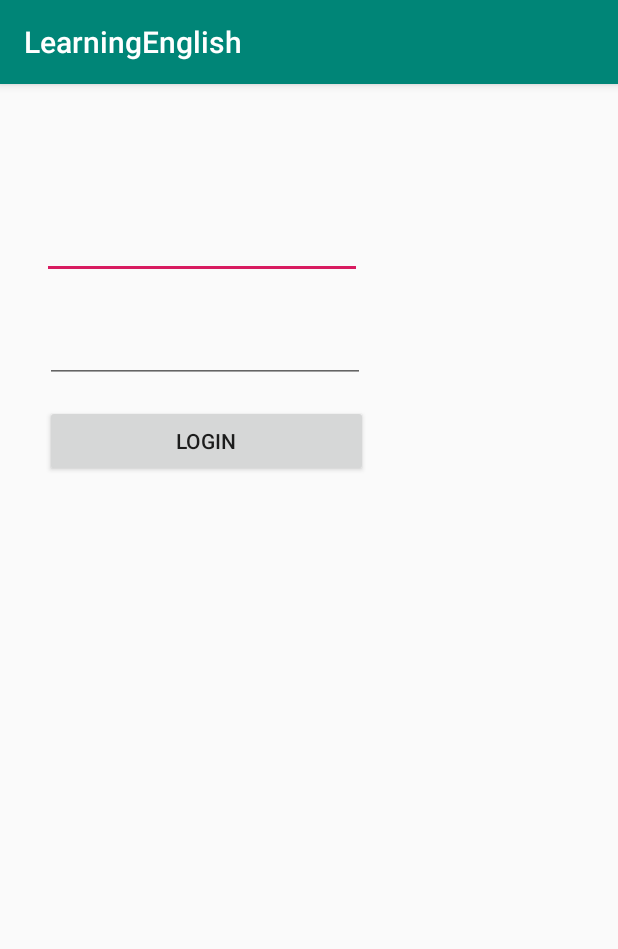
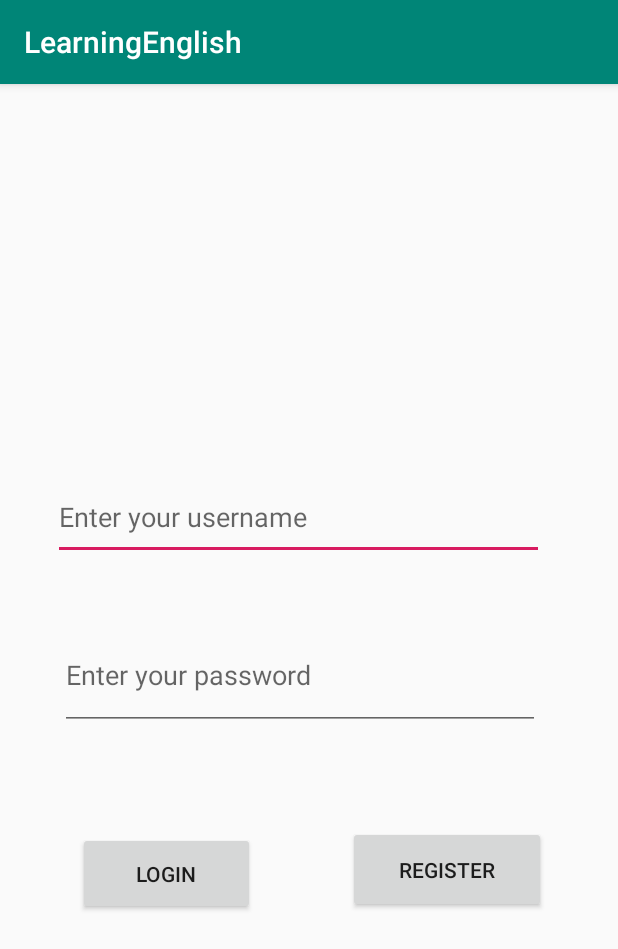
Before and after one commit to tubase06155/AndroidProject, an Android app: the screen it shows after launch (MainActivity), on a phone screen of 412 x 824 dp. Shown: the top 949 px of the screen. Run offline under Robolectric (Android 15) with nearby library versions, the phone set to English and light mode, and no system bars.

Commit message:
login and register done

```diff
--- a/app/src/main/AndroidManifest.xml
+++ b/app/src/main/AndroidManifest.xml
@@ -1,8 +1,10 @@
 <?xml version="1.0" encoding="utf-8"?>
 <manifest xmlns:android="http://schemas.android.com/apk/res/android"
     package="com.example.learningenglish">
+
     <uses-permission android:name="android.permission.INTERNET" />
     <uses-permission android:name="android.permission.ACCESS_NETWORK_STATE" />
+
     <application
         android:allowBackup="true"
         android:icon="@mipmap/ic_launcher"
@@ -10,6 +12,7 @@
         android:roundIcon="@mipmap/ic_launcher_round"
         android:supportsRtl="true"
         android:theme="@style/AppTheme">
+        <activity android:name=".RegisterActivity"></activity>
         <activity android:name=".MainActivity">
             <intent-filter>
                 <action android:name="android.intent.action.MAIN" />
--- a/app/src/main/java/com/example/learningenglish/MainActivity.java
+++ b/app/src/main/java/com/example/learningenglish/MainActivity.java
@@ -2,29 +2,48 @@ package com.example.learningenglish;
 
 import androidx.appcompat.app.AppCompatActivity;
 
+import android.content.Intent;
 import android.os.Bundle;
 import android.view.View;
 import android.widget.Button;
 import android.widget.EditText;
 import android.widget.Toast;
 
+import com.example.learningenglish.dal.UserDAO;
+
 public class MainActivity extends AppCompatActivity {
     EditText username,password;
-    Button button;
+    Button buttonLogin,buttonRegister;
         @Override
         protected void onCreate(Bundle savedInstanceState) {
             super.onCreate(savedInstanceState);
             setContentView(R.layout.activity_main);
-            username = findViewById(R.id.username);
-            password = findViewById(R.id.password);
-            button = findViewById(R.id.buttonlogin);
-           final LoginDAO db = new LoginDAO();
+            username = findViewById(R.id.loginUsername);
+            password = findViewById(R.id.loginPassword);
+            buttonLogin = findViewById(R.id.buttonLogin);
+            buttonRegister = findViewById(R.id.buttonRegister);
 
-            button.setOnClickListener(new View.OnClickListener() {
+
+            buttonLogin.setOnClickListener(new View.OnClickListener() {
                 @Override
                 public void onClick(View view) {
-                    String info  = db.Login(username.getText().toString(),password.getText().toString());
-                    Toast.makeText(getApplicationContext(),info,Toast.LENGTH_SHORT).show();
+
+                    UserDAO userDAO = new UserDAO();
+                    try {
+                        if (userDAO.isValidUsernameAndPassword(username.getText().toString(),password.getText().toString())){
+                        Toast.makeText(getApplicationContext(),"login successfuully",Toast.LENGTH_SHORT).show();}
+                        else  Toast.makeText(getApplicationContext(),"login failed",Toast.LENGTH_SHORT).show();
+
+                    } catch (Exception e) {
+                        e.printStackTrace();
+                    }
+                }
+            });
+            buttonRegister.setOnClickListener(new View.OnClickListener() {
+                @Override
+                public void onClick(View view) {
+                    Intent intent = new Intent(getApplicationContext(), RegisterActivity.class);
+                    startActivity(intent);
                 }
             });
 
--- a/app/src/main/res/layout/activity_main.xml
+++ b/app/src/main/res/layout/activity_main.xml
@@ -1,5 +1,5 @@
 <?xml version="1.0" encoding="utf-8"?>
-<AbsoluteLayout xmlns:android="http://schemas.android.com/apk/res/android"
+<androidx.constraintlayout.widget.ConstraintLayout xmlns:android="http://schemas.android.com/apk/res/android"
     xmlns:app="http://schemas.android.com/apk/res-auto"
     xmlns:tools="http://schemas.android.com/tools"
     android:layout_width="match_parent"
@@ -8,28 +8,58 @@
 
 
     <EditText
-        android:id="@+id/username"
-        android:layout_width="wrap_content"
-        android:layout_height="wrap_content"
+        android:id="@+id/loginUsername"
+        android:layout_width="327dp"
+        android:layout_height="57dp"
+        android:layout_marginTop="260dp"
         android:layout_x="28dp"
         android:layout_y="85dp"
         android:ems="10"
-        android:inputType="textPersonName" />
+        android:hint="Enter your username"
+        android:inputType="textPersonName"
+        app:layout_constraintEnd_toEndOf="parent"
+        app:layout_constraintHorizontal_bias="0.416"
+        app:layout_constraintStart_toStartOf="parent"
+        app:layout_constraintTop_toTopOf="parent" />
 
     <EditText
-        android:id="@+id/password"
-        android:layout_width="wrap_content"
-        android:layout_height="wrap_content"
+        android:id="@+id/loginPassword"
+        android:layout_width="320dp"
+        android:layout_height="73dp"
+        android:layout_marginStart="40dp"
+        android:layout_marginTop="40dp"
         android:layout_x="30dp"
         android:layout_y="154dp"
         android:ems="10"
-        android:inputType="textPassword" />
+        android:hint="Enter your password"
+        android:inputType="textPassword"
+        app:layout_constraintEnd_toEndOf="parent"
+        app:layout_constraintHorizontal_bias="0.0"
+        app:layout_constraintStart_toStartOf="parent"
+        app:layout_constraintTop_toBottomOf="@+id/loginUsername" />
 
     <Button
-        android:id="@+id/buttonlogin"
-        android:layout_width="215dp"
-        android:layout_height="wrap_content"
+        android:id="@+id/buttonLogin"
+        android:layout_width="118dp"
+        android:layout_height="55dp"
+        android:layout_marginTop="68dp"
         android:layout_x="30dp"
         android:layout_y="214dp"
-        android:text="Login" />
-</AbsoluteLayout>
+        android:text="Login"
+        app:layout_constraintEnd_toEndOf="parent"
+        app:layout_constraintHorizontal_bias="0.178"
+        app:layout_constraintStart_toStartOf="parent"
+        app:layout_constraintTop_toBottomOf="@+id/loginPassword" />
+
+    <Button
+        android:id="@+id/buttonRegister"
+        android:layout_width="132dp"
+        android:layout_height="58dp"
+        android:layout_marginStart="232dp"
+        android:layout_marginTop="64dp"
+        android:text="Register"
+        app:layout_constraintEnd_toEndOf="parent"
+        app:layout_constraintHorizontal_bias="0.0"
+        app:layout_constraintStart_toStartOf="parent"
+        app:layout_constraintTop_toBottomOf="@+id/loginPassword" />
+</androidx.constraintlayout.widget.ConstraintLayout>
```
Also changed, not shown: app/src/main/java/com/example/learningenglish/RegisterActivity.java (added, +57 -0 lines), app/src/main/res/layout/activity_register.xml (added, +71 -0 lines).
